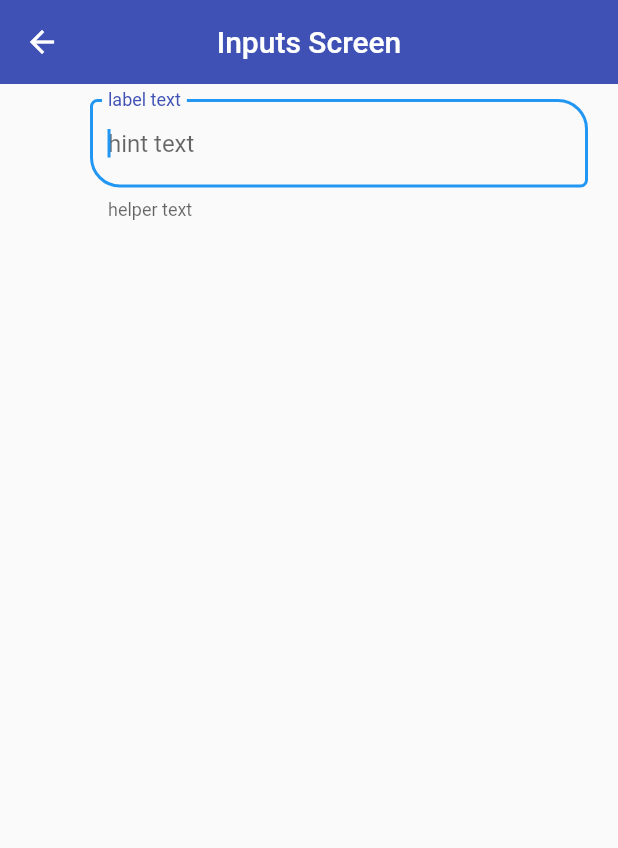
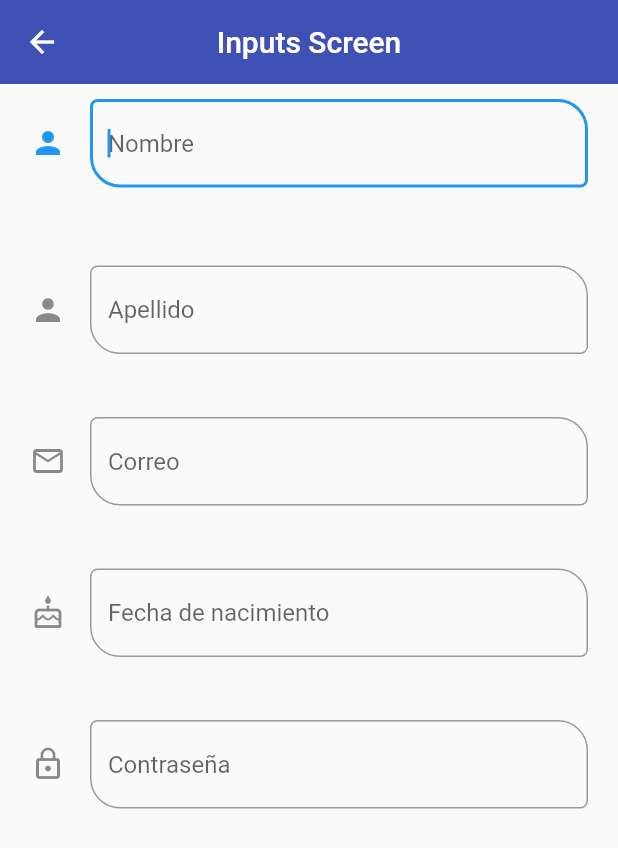
Before and after one commit to juanfranflores/fl_components, a Flutter app: the InputsScreen screen opened by its route, on a phone screen of 412 x 824 dp. Shown: the top 848 px of the screen. Run offline on Flutter 3.47's test engine with Material 2 defaults, Android fonts, the phone set to English and light mode, and no system bars.

Commit message:
agrego inputs en input screen

```diff
--- a/lib/screens/input_screen.dart
+++ b/lib/screens/input_screen.dart
@@ -19,9 +19,36 @@ class InputsScreen extends StatelessWidget {
           child: Column(
             children: const [
               CustomInputField(
-                  helperText: 'helper text',
-                  hintText: 'hint text',
-                  labelText: 'label text'),
+                  helperText: '',
+                  hintText: 'Nombre',
+                  keyboardType: TextInputType.name,
+                  iconData: Icons.person),
+              SizedBox(height: 30),
+              CustomInputField(
+                  helperText: '',
+                  hintText: 'Apellido',
+                  keyboardType: TextInputType.name,
+                  iconData: Icons.person),
+              SizedBox(height: 20),
+              CustomInputField(
+                  helperText: '',
+                  hintText: 'Correo',
+                  keyboardType: TextInputType.emailAddress,
+                  iconData: Icons.email_outlined),
+              SizedBox(height: 20),
+              CustomInputField(
+                  helperText: '',
+                  hintText: 'Fecha de nacimiento',
+                  keyboardType: TextInputType.datetime,
+                  iconData: Icons.cake_outlined),
+              SizedBox(height: 20),
+              CustomInputField(
+                  helperText: '',
+                  hintText: 'Contraseña',
+                  hidePassword: true,
+                  keyboardType: TextInputType.visiblePassword,
+                  iconData: Icons.lock_outline),
+              SizedBox(height: 20),
             ],
           ),
         ),
```
